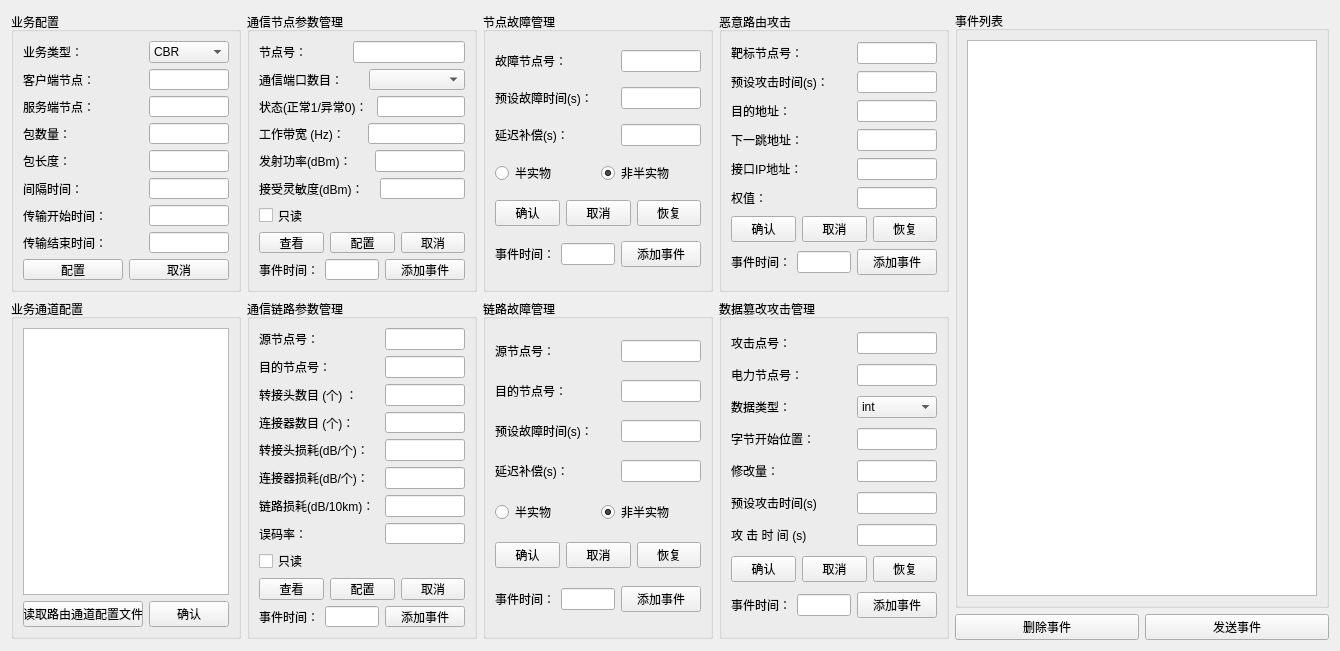
The window that MtController/comm_param_settings.ui (yacbo/Co-Simulation) describes before a commit, drawn with Qt 5.
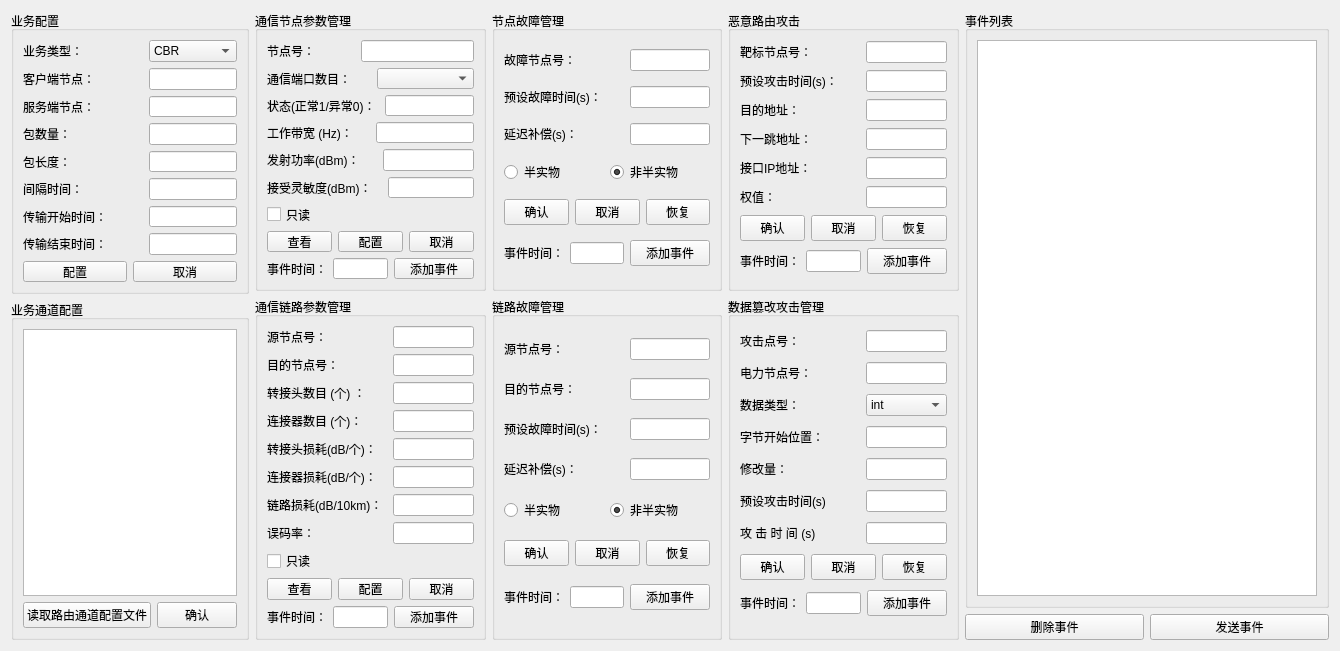
The same window after the commit. Icons and pictures are not drawn.

Diff of the .ui file:
```diff
--- a/MtController/comm_param_settings.ui
+++ b/MtController/comm_param_settings.ui
@@ -17,7 +17,7 @@
    <iconset resource="resourece.qrc">
     <normaloff>:/power_32.png</normaloff>:/power_32.png</iconset>
   </property>
-  <layout class="QVBoxLayout" name="verticalLayout_15">
+  <layout class="QHBoxLayout" name="horizontalLayout_61">
    <item>
     <layout class="QHBoxLayout" name="horizontalLayout_60">
      <item>
@@ -30,12 +30,6 @@
            <height>280</height>
           </size>
          </property>
-         <property name="maximumSize">
-          <size>
-           <width>230</width>
-           <height>280</height>
-          </size>
-         </property>
          <property name="title">
           <string>业务配置</string>
          </property>
@@ -231,13 +225,7 @@
         <widget class="QGroupBox" name="groupBox_5">
          <property name="minimumSize">
           <size>
-           <width>230</width>
-           <height>340</height>
-          </size>
-         </property>
-         <property name="maximumSize">
-          <size>
-           <width>230</width>
+           <width>0</width>
            <height>340</height>
           </size>
          </property>
@@ -283,7 +271,7 @@
          </property>
          <property name="maximumSize">
           <size>
-           <width>230</width>
+           <width>500</width>
            <height>280</height>
           </size>
          </property>
@@ -446,12 +434,6 @@
            <height>340</height>
           </size>
          </property>
-         <property name="maximumSize">
-          <size>
-           <width>230</width>
-           <height>340</height>
-          </size>
-         </property>
          <property name="title">
           <string>通信链路参数管理</string>
          </property>
@@ -699,7 +681,7 @@
          </property>
          <property name="maximumSize">
           <size>
-           <width>230</width>
+           <width>500</width>
            <height>280</height>
           </size>
          </property>
@@ -845,12 +827,6 @@
            <height>340</height>
           </size>
          </property>
-         <property name="maximumSize">
-          <size>
-           <width>230</width>
-           <height>340</height>
-          </size>
-         </property>
          <property name="title">
           <string>链路故障管理</string>
          </property>
@@ -1019,7 +995,7 @@
          </property>
          <property name="maximumSize">
           <size>
-           <width>230</width>
+           <width>500</width>
            <height>280</height>
           </size>
          </property>
@@ -1204,12 +1180,6 @@
            <height>340</height>
           </size>
          </property>
-         <property name="maximumSize">
-          <size>
-           <width>230</width>
-           <height>340</height>
-          </size>
-         </property>
          <property name="title">
           <string>数据篡改攻击管理</string>
          </property>
@@ -1430,12 +1400,6 @@
       <layout class="QVBoxLayout" name="verticalLayout_14">
        <item>
         <widget class="QGroupBox" name="groupBox_9">
-         <property name="minimumSize">
-          <size>
-           <width>360</width>
-           <height>0</height>
-          </size>
-         </property>
          <property name="title">
           <string>事件列表</string>
          </property>
```
Left out of the diff: 4 changed lines with no effect on the pictures.
